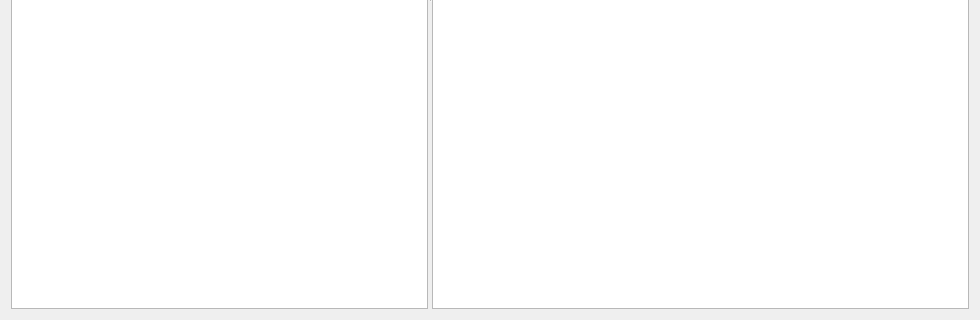
This is ui/constrainttab.ui in Kunstenpunt/datakwaliteit-tool as Qt 5 draws it before an edit; both pictures show x 0 to 980 and y 337 to 657 of the 980 by 657 pixel window. The edited form follows.
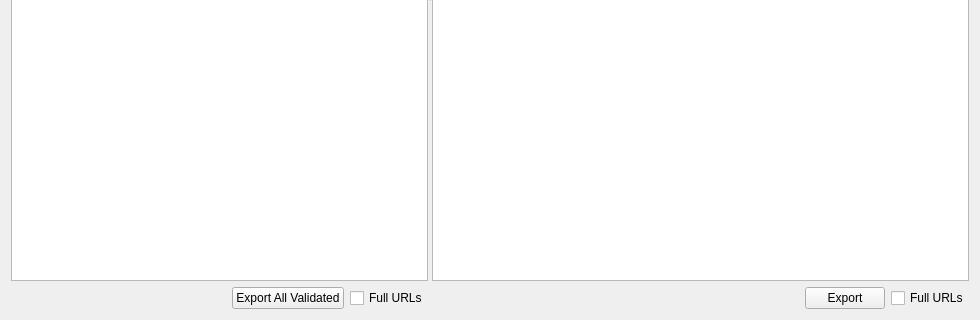
This is the edited form.

Commit message: Implement export of single constraint to ods.

Patch:
```diff
--- a/ui/constrainttab.ui
+++ b/ui/constrainttab.ui
@@ -68,6 +68,37 @@
          </property>
         </widget>
        </item>
+       <item>
+        <layout class="QHBoxLayout" name="horizontalLayoutLeftBottom">
+         <item>
+          <spacer name="horizontalSpacerLeftBottom">
+           <property name="orientation">
+            <enum>Qt::Orientation::Horizontal</enum>
+           </property>
+           <property name="sizeHint" stdset="0">
+            <size>
+             <width>40</width>
+             <height>20</height>
+            </size>
+           </property>
+          </spacer>
+         </item>
+         <item>
+          <widget class="QPushButton" name="exportAllButton">
+           <property name="text">
+            <string>Export All Validated</string>
+           </property>
+          </widget>
+         </item>
+         <item>
+          <widget class="QCheckBox" name="exportAllUrlCheckBox">
+           <property name="text">
+            <string>Full URLs</string>
+           </property>
+          </widget>
+         </item>
+        </layout>
+       </item>
       </layout>
      </widget>
      <widget class="QWidget" name="verticalLayoutWidgetRight">
@@ -130,6 +161,37 @@
          </property>
         </widget>
        </item>
+       <item>
+        <layout class="QHBoxLayout" name="horizontalLayoutRightBottom">
+         <item>
+          <spacer name="horizontalSpacerRightBottom">
+           <property name="orientation">
+            <enum>Qt::Orientation::Horizontal</enum>
+           </property>
+           <property name="sizeHint" stdset="0">
+            <size>
+             <width>40</width>
+             <height>20</height>
+            </size>
+           </property>
+          </spacer>
+         </item>
+         <item>
+          <widget class="QPushButton" name="exportButton">
+           <property name="text">
+            <string>Export</string>
+           </property>
+          </widget>
+         </item>
+         <item>
+          <widget class="QCheckBox" name="exportUrlCheckBox">
+           <property name="text">
+            <string>Full URLs</string>
+           </property>
+          </widget>
+         </item>
+        </layout>
+       </item>
       </layout>
      </widget>
     </widget>
```
The commit also changes 5 other files.
